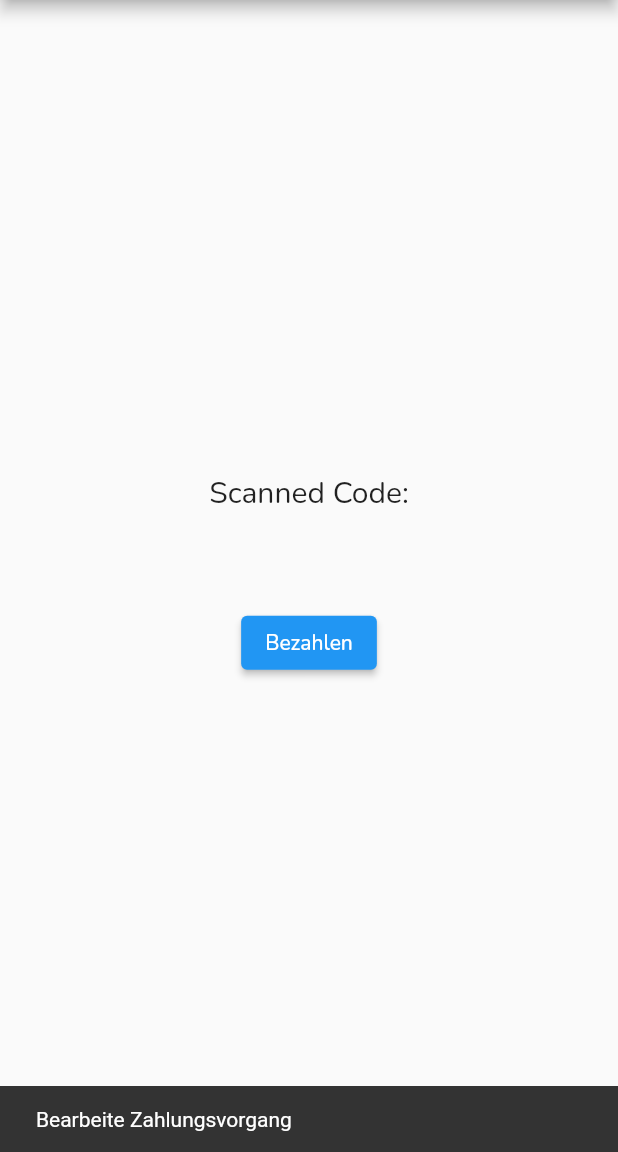
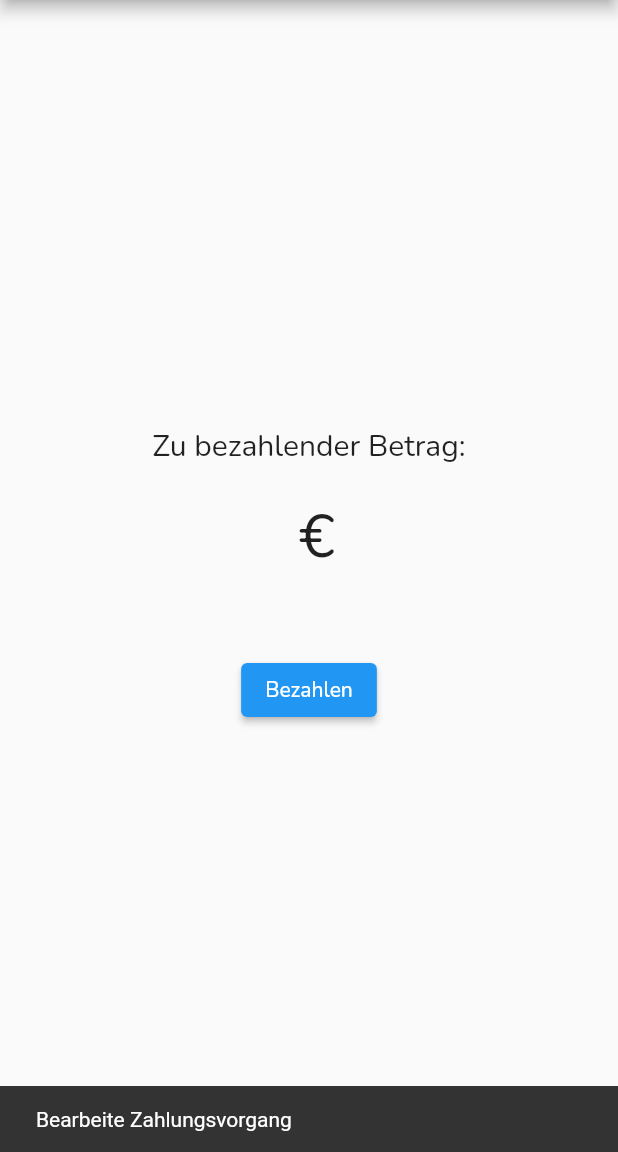
Before and after one commit to calvinrbnspiess/mobile-computing-payment-app, a Flutter app: the FoundCodeScreen screen opened directly with empty values, after a tap on "Bezahlen", on a phone screen of 412 x 824 dp, the part 84-1236 px from its top. Run offline on Flutter 3.47's test engine with Material 2 defaults, Android fonts, the phone set to English and light mode, and no system bars; our stand-ins replace flutter_svg; missing offline and left inert: flutter_braintree, mobile_scanner.

```diff
--- a/sourcecode/lib/pages/QRScanScreen.dart
+++ b/sourcecode/lib/pages/QRScanScreen.dart
@@ -104,47 +104,6 @@ class FoundCodeScreen extends StatefulWidget {
   State<FoundCodeScreen> createState() => _FoundCodeScreenState();
 }
 
-// class _FoundCodeScreenState extends State<FoundCodeScreen> {
-//   @override
-//   Widget build(BuildContext context) {
-//     return Scaffold(
-//       appBar: AppBar(
-//         title: SvgPicture.asset('assets/images/payero-logo.svg',
-//         fit: BoxFit.scaleDown,
-//         alignment: Alignment.center,
-//         height: 50.0,
-//         ),
-//         backgroundColor: const Color(0xFFF3F5F7),
-//         centerTitle: true,
-//         leading: IconButton(
-//           onPressed: () {
-//             widget.screenClosed();
-//             Navigator.pop(context);
-//           },
-//           icon: const Icon(Icons.arrow_back_outlined,),
-//         ),
-//       ),
-//       body: Center(
-//         child: Padding(
-//           padding: const EdgeInsets.all(20),
-//           child: Column(
-//             mainAxisSize: MainAxisSize.min,
-//             children: [
-//               Text("Scanned Code:", style: TextStyle(fontSize: 20,),),
-//               SizedBox(height: 20,),
-//               Text(widget.value, style: TextStyle(fontSize: 16,),),
-//             ],
-//           ),
-//         ),
-//       ),
-//     );
-//   }
-// }
-
-// import 'package:flutter/material.dart';
-// import 'package:flutter_svg/flutter_svg.dart';
-// import 'package:flutter_braintree/flutter_braintree.dart';
-
 class _FoundCodeScreenState extends State<FoundCodeScreen> {
   void startBraintreeCheckout() async {
     var request = BraintreeDropInRequest(
@@ -180,7 +139,7 @@ class _FoundCodeScreenState extends State<FoundCodeScreen> {
       ),
       // Weitere Optionen und Konfigurationen
     );
-
+    try {
       BraintreeDropInResult? result = await BraintreeDropIn.start(request);
       if (result != null) {
         print('Zahlung erfolgreich: ${result.paymentMethodNonce.description}');
@@ -191,8 +150,13 @@ class _FoundCodeScreenState extends State<FoundCodeScreen> {
                 'Zahlung erfolgreich: ${result.paymentMethodNonce.description}')));
         // Weitere Aktionen nach erfolgreicher Zahlung
       } else {
-      ScaffoldMessenger.of(context)
-          .showSnackBar(const SnackBar(content: Text('Zahlung abgebrochen')));
+        ScaffoldMessenger.of(context).showSnackBar(
+            const SnackBar(content: Text('Zahlvorgang abgebrochen')));
+      }
+    } catch (e) {
+      ScaffoldMessenger.of(context).showSnackBar(SnackBar(
+          content: Text(
+              'Zahlvorgang abgebrochen. Stellen Sie sicher, dass Sie eine Internetverbindung haben. Fehler: $e')));
     }
   }
 
@@ -224,27 +188,27 @@ class _FoundCodeScreenState extends State<FoundCodeScreen> {
           child: Column(
             mainAxisSize: MainAxisSize.min,
             children: [
-              Text(
-                "Scanned Code:",
+              const Text(
+                "Zu bezahlender Betrag:",
                 style: TextStyle(
                   fontSize: 20,
                 ),
               ),
-              SizedBox(
+              const SizedBox(
                 height: 20,
               ),
               Text(
-                widget.value,
-                style: TextStyle(
-                  fontSize: 16,
+                '${widget.value} €',
+                style: const TextStyle(
+                  fontSize: 40,
                 ),
               ),
-              SizedBox(
-                height: 20,
+              const SizedBox(
+                height: 50,
               ),
               ElevatedButton(
                 onPressed: startBraintreeCheckout,
-                child: Text('Bezahlen'),
+                child: const Text('Bezahlen'),
               ),
             ],
           ),
```
Also changed, not shown: 2 other files. Lines whose indentation alone changed are shown as unchanged.
